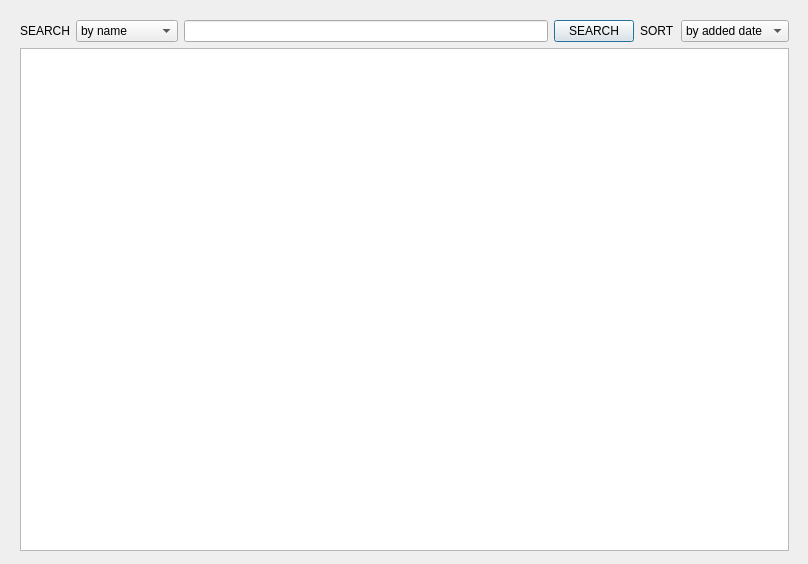
This is qt_ui_file/edit_dictionary.ui in sunmodza/AutoSign as Qt 5 draws it before an edit. The edited form follows.
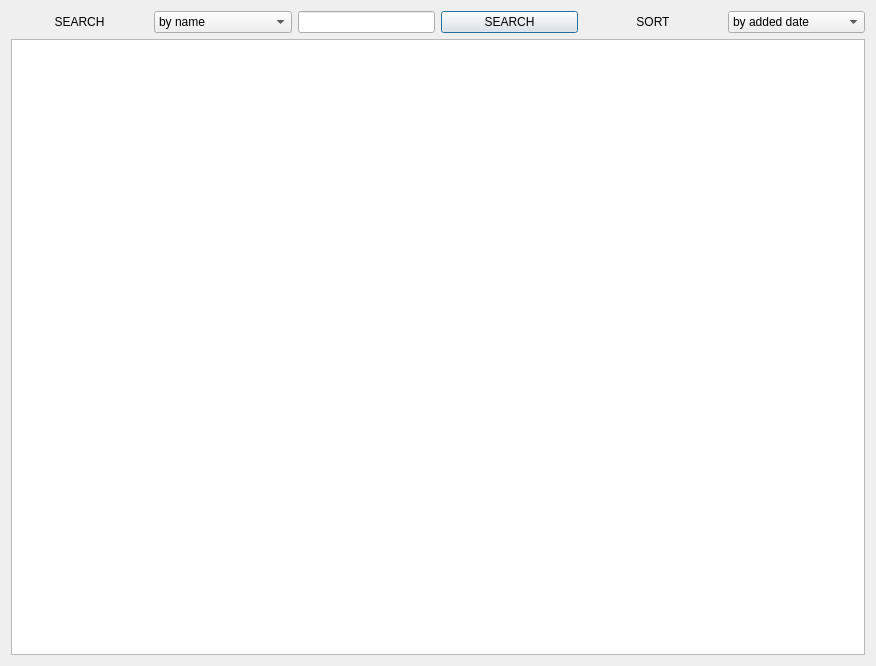
This is the edited form.

```diff
--- a/qt_ui_file/edit_dictionary.ui
+++ b/qt_ui_file/edit_dictionary.ui
@@ -6,37 +6,45 @@
    <rect>
     <x>0</x>
     <y>0</y>
-    <width>808</width>
-    <height>564</height>
+    <width>876</width>
+    <height>666</height>
    </rect>
   </property>
   <property name="windowTitle">
    <string>Dialog</string>
   </property>
-  <widget class="QWidget" name="layoutWidget">
-   <property name="geometry">
-    <rect>
-     <x>20</x>
-     <y>20</y>
-     <width>769</width>
-     <height>531</height>
-    </rect>
-   </property>
+  <layout class="QGridLayout" name="gridLayout">
+   <item row="0" column="0">
    <layout class="QVBoxLayout" name="verticalLayout">
     <item>
      <layout class="QHBoxLayout" name="horizontalLayout">
       <item>
        <widget class="QLabel" name="label_2">
+         <property name="sizePolicy">
+          <sizepolicy hsizetype="Expanding" vsizetype="Preferred">
+           <horstretch>0</horstretch>
+           <verstretch>0</verstretch>
+          </sizepolicy>
+         </property>
         <property name="styleSheet">
          <string notr="true">font: 75 14pt &quot;Calibri&quot;;</string>
         </property>
         <property name="text">
          <string>SEARCH</string>
         </property>
+         <property name="alignment">
+          <set>Qt::AlignCenter</set>
+         </property>
        </widget>
       </item>
       <item>
        <widget class="QComboBox" name="search_with_combo">
+         <property name="sizePolicy">
+          <sizepolicy hsizetype="Expanding" vsizetype="Fixed">
+           <horstretch>0</horstretch>
+           <verstretch>0</verstretch>
+          </sizepolicy>
+         </property>
         <property name="styleSheet">
          <string notr="true">font: 75 14pt &quot;Calibri&quot;;</string>
         </property>
@@ -61,6 +69,12 @@
       </item>
       <item>
        <widget class="QPushButton" name="search_button">
+         <property name="sizePolicy">
+          <sizepolicy hsizetype="Expanding" vsizetype="Fixed">
+           <horstretch>0</horstretch>
+           <verstretch>0</verstretch>
+          </sizepolicy>
+         </property>
         <property name="text">
          <string>SEARCH</string>
         </property>
@@ -68,16 +82,31 @@
       </item>
       <item>
        <widget class="QLabel" name="label">
+         <property name="sizePolicy">
+          <sizepolicy hsizetype="Expanding" vsizetype="Preferred">
+           <horstretch>0</horstretch>
+           <verstretch>0</verstretch>
+          </sizepolicy>
+         </property>
         <property name="styleSheet">
          <string notr="true">font: 75 14pt &quot;Calibri&quot;;</string>
         </property>
         <property name="text">
          <string>SORT</string>
         </property>
+         <property name="alignment">
+          <set>Qt::AlignCenter</set>
+         </property>
        </widget>
       </item>
       <item>
        <widget class="QComboBox" name="sortby_combo">
+         <property name="sizePolicy">
+          <sizepolicy hsizetype="Expanding" vsizetype="Fixed">
+           <horstretch>0</horstretch>
+           <verstretch>0</verstretch>
+          </sizepolicy>
+         </property>
         <property name="styleSheet">
          <string notr="true">font: 75 14pt &quot;Calibri&quot;;</string>
         </property>
@@ -99,7 +128,8 @@
      <widget class="QListWidget" name="all_dictionary"/>
     </item>
    </layout>
-  </widget>
+   </item>
+  </layout>
  </widget>
  <resources/>
  <connections/>
```
Lines whose indentation alone changed are shown as unchanged.
